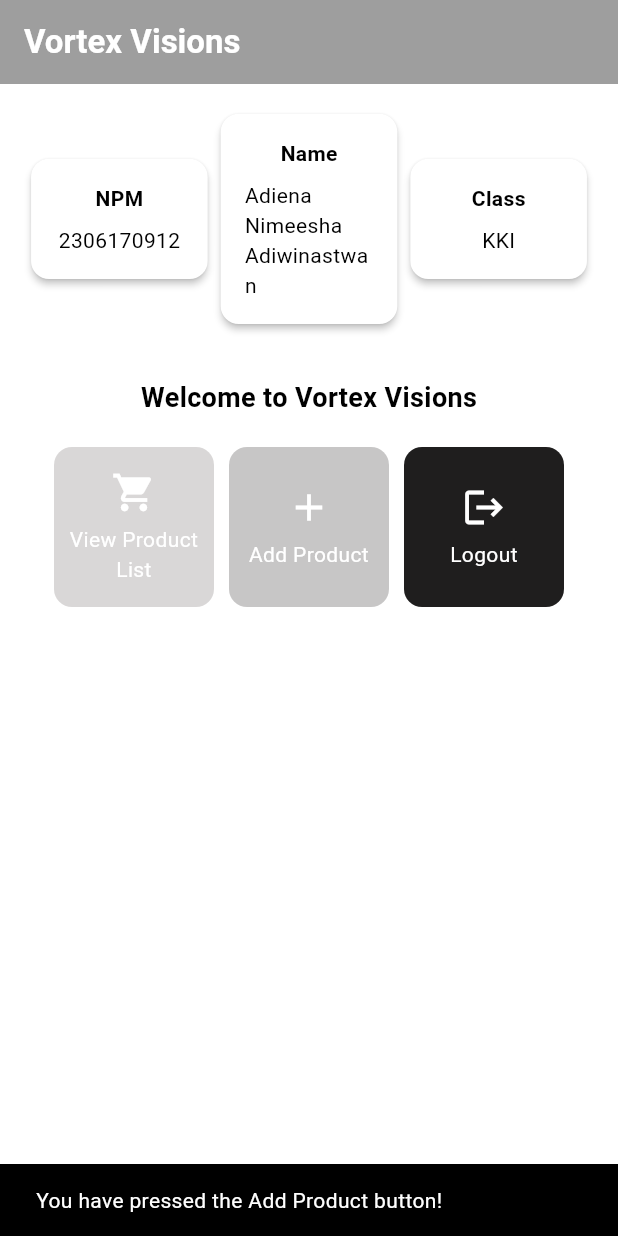
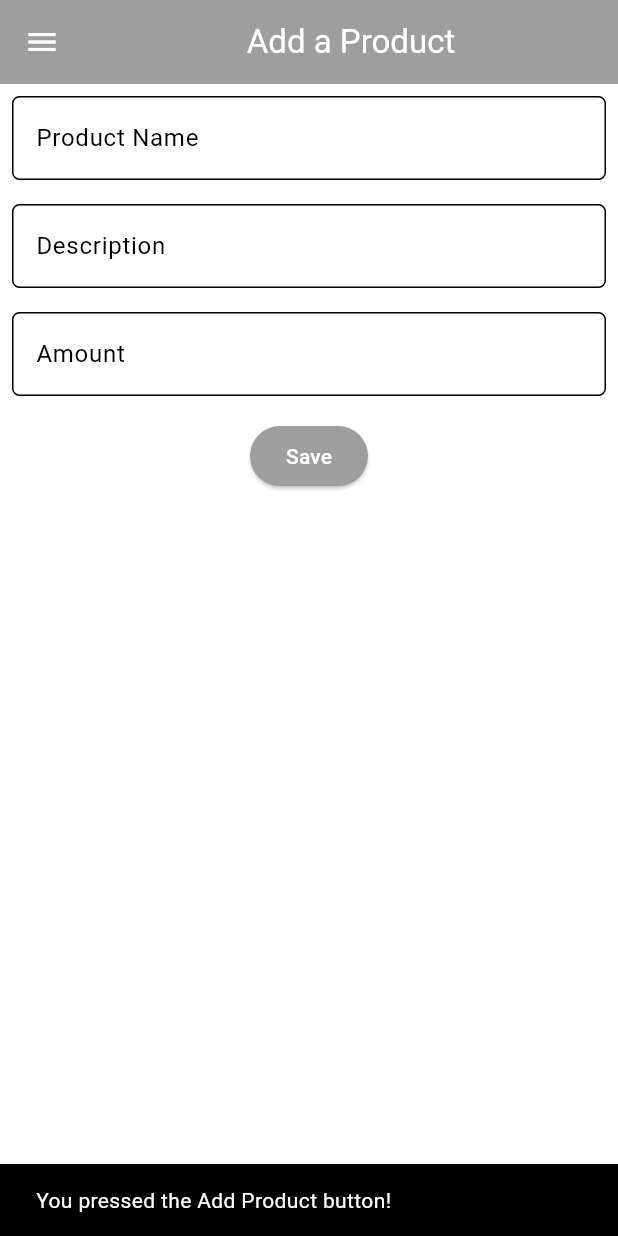
Before and after one commit to adienanimeesha/e-commerce-application-mobile, a Flutter app: the screen it shows after launch, after a tap on "Add Product", on a phone screen of 412 x 824 dp. Run offline on Flutter 3.47's test engine with Material 3 defaults, Android fonts, the phone set to English and light mode, and no system bars.

Commit message:
Assignment 8

```diff
--- a/lib/main.dart
+++ b/lib/main.dart
@@ -1,5 +1,5 @@
 import 'package:flutter/material.dart';
-import 'package:e_commerce_application/menu.dart';
+import 'package:e_commerce_application/screens/menu.dart';
 
 void main() {
   runApp(const MyApp());
--- a/lib/menu.dart
+++ b/lib/screens/menu.dart
@@ -1,4 +1,6 @@
 import 'package:flutter/material.dart';
+import 'package:e_commerce_application/widgets/left_drawer.dart';
+import 'package:e_commerce_application/widgets/product_card.dart';
 
 class MyHomePage extends StatelessWidget {
   final String npm = '2306170912'; // NPM
@@ -23,7 +25,9 @@ class MyHomePage extends StatelessWidget {
           ),
         ),
         backgroundColor: Theme.of(context).colorScheme.primary,
+        iconTheme: const IconThemeData(color: Colors.white),
       ),
+      drawer: const LeftDrawer(),
       body: Padding(
         padding: const EdgeInsets.all(16.0),
         child: Column(
@@ -77,61 +81,6 @@ class MyHomePage extends StatelessWidget {
   }
 }
 
-class ItemCard extends StatelessWidget {
-  final ItemHomepage item;
-
-  const ItemCard(this.item, {super.key});
-
-  @override
-  Widget build(BuildContext context) {
-    return Material(
-      color: item.color,
-      borderRadius: BorderRadius.circular(12),
-
-      child: InkWell(
-        // Action when the card is pressed.
-        onTap: () {
-          // Display the SnackBar message when the card is pressed.
-          ScaffoldMessenger.of(context)
-            ..hideCurrentSnackBar()
-            ..showSnackBar(
-              SnackBar(content: Text("You have pressed the ${item.name} button!"))
-            );
-        },
-        child: Container(
-          padding: const EdgeInsets.all(8),
-          child: Center(
-            child: Column(
-              mainAxisAlignment: MainAxisAlignment.center,
-              children: [
-                Icon(
-                  item.icon,
-                  color: Colors.white,
-                  size: 30.0,
-                ),
-                const Padding(padding: EdgeInsets.all(3)),
-                Text(
-                  item.name,
-                  textAlign: TextAlign.center,
-                  style: const TextStyle(color: Colors.white),
-                ),
-              ],
-            ),
-          ),
-        ),
-      ),
-    );
-  }
-
-}
-
-class ItemHomepage {
-     final String name;
-     final IconData icon;
-     final Color color;
-
-     ItemHomepage(this.name, this.icon, this.color);
- }
 
 class InfoCard extends StatelessWidget {
 
--- /dev/null
+++ b/lib/screens/productentry_form.dart
@@ -0,0 +1,175 @@
+import 'package:flutter/material.dart';
+import 'package:e_commerce_application/widgets/left_drawer.dart';
+
+class ProductEntryFormPage extends StatefulWidget {
+  const ProductEntryFormPage({super.key});
+
+  @override
+  State<ProductEntryFormPage> createState() => _ProductEntryFormPageState();
+}
+
+class _ProductEntryFormPageState extends State<ProductEntryFormPage> {
+  final _formKey = GlobalKey<FormState>();
+  String _productName = "";
+  String _description = "";
+  int _amount = 0;
+
+  @override
+  Widget build(BuildContext context) {
+    return Scaffold(
+      appBar: AppBar(
+        title: const Center(
+          child: Text(
+            'Add a Product',
+          ),
+        ),
+        backgroundColor: Theme.of(context).colorScheme.primary,
+        foregroundColor: Colors.white,
+      ),
+      drawer: const LeftDrawer(),
+      body: Form(
+        key: _formKey,
+        child: SingleChildScrollView(
+          child: Column(
+            crossAxisAlignment: CrossAxisAlignment.start,
+            children: [
+              Padding(
+                padding: const EdgeInsets.all(8.0),
+                child: TextFormField(
+                  decoration: InputDecoration(
+                    hintText: "Product Name",
+                    labelText: "Product Name",
+                    border: OutlineInputBorder(
+                      borderRadius: BorderRadius.circular(5.0),
+                    ),
+                  ),
+                  onChanged: (String? value) {
+                    setState(() {
+                      _productName = value!;
+                    });
+                  },
+                  validator: (String? value) {
+                    if (value == null || value.isEmpty) {
+                      return "Product name cannot be empty!";
+                    }
+                    if (value.length < 3 || value.length > 50) {
+                      return "Product name must be between 3 and 50 characters!";
+                    }
+                    return null;
+                  },
+                ),
+              ),
+              Padding(
+                padding: const EdgeInsets.all(8.0),
+                child: TextFormField(
+                  decoration: InputDecoration(
+                    hintText: "Description",
+                    labelText: "Description",
+                    border: OutlineInputBorder(
+                      borderRadius: BorderRadius.circular(5.0),
+                    ),
+                  ),
+                  onChanged: (String? value) {
+                    setState(() {
+                      _description = value!;
+                    });
+                  },
+                  validator: (String? value) {
+                    if (value == null || value.isEmpty) {
+                      return "Description cannot be empty!";
+                    }
+                    if (value.length < 10 || value.length > 200) {
+                      return "Description must be between 10 and 200 characters!";
+                    }
+                    return null;
+                  },
+                ),
+              ),
+              Padding(
+                padding: const EdgeInsets.all(8.0),
+                child: TextFormField(
+                  keyboardType: TextInputType.number,
+                  decoration: InputDecoration(
+                    hintText: "Amount",
+                    labelText: "Amount",
+                    border: OutlineInputBorder(
+                      borderRadius: BorderRadius.circular(5.0),
+                    ),
+                  ),
+                  onChanged: (String? value) {
+                    setState(() {
+                      _amount = int.tryParse(value!) ?? 0;
+                    });
+                  },
+                  validator: (String? value) {
+                    if (value == null || value.isEmpty) {
+                      return "Amount cannot be empty!";
+                    }
+                    final intValue = int.tryParse(value);
+                    if (intValue == null) {
+                      return "Amount must be a valid number!";
+                    }
+                    if (intValue <= 0) {
+                      return "Amount must be a positive number!";
+                    }
+                    if (intValue > 10000) {
+                      return "Amount cannot exceed 10,000!";
+                    }
+                    return null;
+                  },
+                ),
+              ),
+              Align(
+                alignment: Alignment.bottomCenter,
+                child: Padding(
+                  padding: const EdgeInsets.all(8.0),
+                  child: ElevatedButton(
+                    style: ButtonStyle(
+                      backgroundColor:
+                          MaterialStateProperty.all(Theme.of(context).colorScheme.primary),
+                    ),
+                    onPressed: () {
+                      if (_formKey.currentState!.validate()) {
+                        showDialog(
+                          context: context,
+                          builder: (context) {
+                            return AlertDialog(
+                              title: const Text('Product successfully saved'),
+                              content: SingleChildScrollView(
+                                child: Column(
+                                  crossAxisAlignment: CrossAxisAlignment.start,
+                                  children: [
+                                    Text('Product Name: $_productName'),
+                                    Text('Description: $_description'),
+                                    Text('Amount: $_amount'),
+                                  ],
+                                ),
+                              ),
+                              actions: [
+                                TextButton(
+                                  child: const Text('OK'),
+                                  onPressed: () {
+                                    Navigator.pop(context);
+                                    _formKey.currentState!.reset();
+                                  },
+                                ),
+                              ],
+                            );
+                          },
+                        );
+                      }
+                    },
+                    child: const Text(
+                      "Save",
+                      style: TextStyle(color: Colors.white),
+                    ),
+                  ),
+                ),
+              ),
+            ],
+          ),
+        ),
+      ),
+    );
+  }
+}
--- /dev/null
+++ b/lib/widgets/left_drawer.dart
@@ -0,0 +1,70 @@
+import 'package:flutter/material.dart';
+import 'package:e_commerce_application/screens/menu.dart';
+import 'package:e_commerce_application/screens/productentry_form.dart';
+
+class LeftDrawer extends StatelessWidget {
+  const LeftDrawer({super.key});
+
+  @override
+  Widget build(BuildContext context) {
+    return Drawer(
+      child: ListView(
+        children: [
+          DrawerHeader(
+            decoration: BoxDecoration(
+              color: Theme.of(context).colorScheme.primary,
+            ),
+            child: const Column(
+              children: [
+                Text(
+                  'Vortex Visions',
+                  textAlign: TextAlign.center,
+                  style: TextStyle(
+                    fontSize: 24,
+                    fontWeight: FontWeight.bold,
+                    color: Colors.white,
+                  ),
+                ),
+                Padding(padding: EdgeInsets.all(8)),
+                Text(
+                  "Get a Pair of Glasses Now!",
+                  textAlign: TextAlign.center,
+                  style: TextStyle(
+                    fontSize: 15,
+                    fontWeight: FontWeight.normal,
+                    color: Colors.white
+                  ),
+                ),
+              ],
+            ),
+          ),
+            ListTile(
+              leading: const Icon(Icons.home_outlined),
+              title: const Text('Home Page'),
+              // Redirection part to MyHomePage
+              onTap: () {
+                Navigator.pushReplacement(
+                    context,
+                    MaterialPageRoute(
+                      builder: (context) => MyHomePage(),
+                    ));
+              },
+            ),
+            ListTile(
+              leading: const Icon(Icons.shopping_cart),
+              title: const Text('Add Product'),
+              // Redirection part to ProductEntryFormPage
+              onTap: () {
+                Navigator.pushReplacement(
+                context,
+                MaterialPageRoute(
+                  builder: (context) => const ProductEntryFormPage(),
+                ),
+              );
+            },
+          ),
+        ],
+      ),
+    );
+  }
+}
--- /dev/null
+++ b/lib/widgets/product_card.dart
@@ -0,0 +1,64 @@
+import 'package:flutter/material.dart';
+import 'package:e_commerce_application/screens/productentry_form.dart';
+
+class ItemCard extends StatelessWidget {
+  final ItemHomepage item;
+
+  const ItemCard(this.item, {super.key});
+
+  @override
+  Widget build(BuildContext context) {
+    return Material(
+      color: item.color,
+      borderRadius: BorderRadius.circular(12),
+      child: InkWell(
+        onTap: () {
+          ScaffoldMessenger.of(context)
+            ..hideCurrentSnackBar()
+            ..showSnackBar(
+              SnackBar(content: Text("You pressed the ${item.name} button!"))
+            );
+
+          if (item.name == "Add Product") {
+            Navigator.push(
+              context,
+              MaterialPageRoute(
+                builder: (context) => const ProductEntryFormPage(),
+              ),
+            );
+          }
+        },
+        child: Container(
+          padding: const EdgeInsets.all(8),
+          child: Center(
+            child: Column(
+              mainAxisAlignment: MainAxisAlignment.center,
+              children: [
+                Icon(
+                  item.icon,
+                  color: Colors.white,
+                  size: 30.0,
+                ),
+                const Padding(padding: EdgeInsets.all(3)),
+                Text(
+                  item.name,
+                  textAlign: TextAlign.center,
+                  style: const TextStyle(color: Colors.white),
+                ),
+              ],
+            ),
+          ),
+        ),
+      ),
+    );
+  }
+}
+
+
+class ItemHomepage {
+     final String name;
+     final IconData icon;
+     final Color color;
+
+     ItemHomepage(this.name, this.icon, this.color);
+ }
```
Also changed, not shown: form_sample/analysis_options.yaml (added, +28 -0 lines), form_sample/lib/main.dart (added, +66 -0 lines), form_sample/pubspec.yaml (added, +90 -0 lines), form_sample/pubspec.lock (added), 123 other files.
